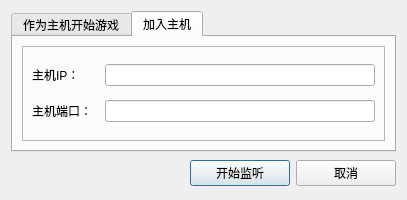
Old version of the form Gobang/ServerDialog.ui in the repository IPCHIFUNG/Gobang.
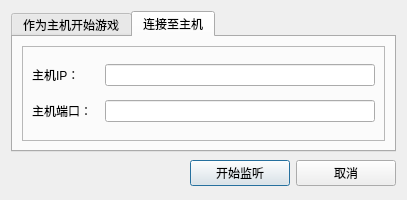
New version of the form. The open tabs and pages were chosen to show the change.

Commit message: 修改表达

```diff
--- a/Gobang/ServerDialog.ui
+++ b/Gobang/ServerDialog.ui
@@ -60,7 +60,7 @@
      </widget>
      <widget class="QWidget" name="tab_client">
       <attribute name="title">
-       <string>加入主机</string>
+       <string>连接至主机</string>
       </attribute>
       <layout class="QVBoxLayout" name="verticalLayout_4">
        <item>
```
Left out of the diff: 2 changed lines with no effect on the pictures.
